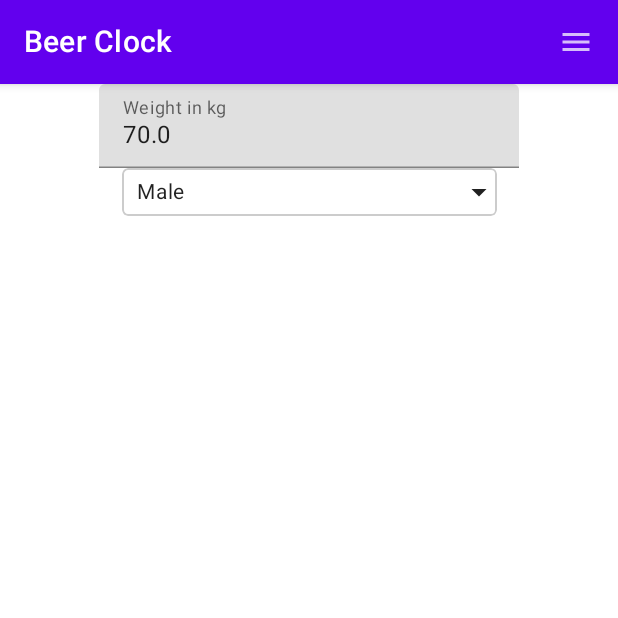
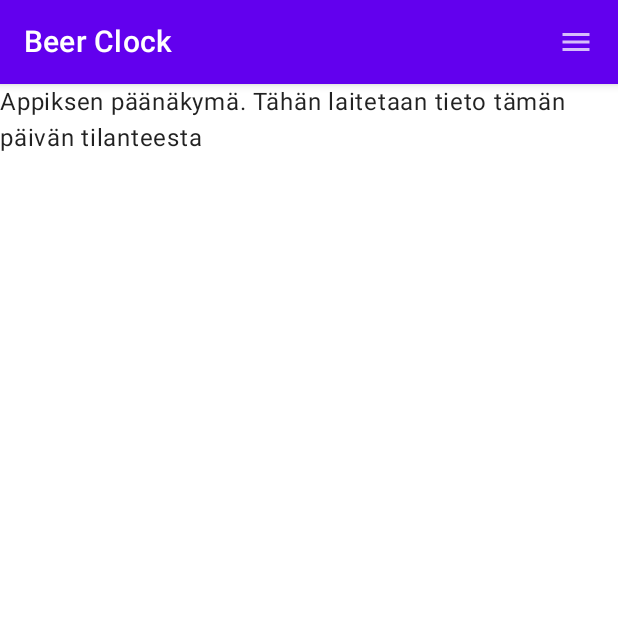
Before and after one commit to thaapasa/beerclock-multiplatform, an Android app built with Jetpack Compose: the screen it shows after launch (MainActivity), on a phone screen of 412 x 824 dp, the top half of it. Run offline under Robolectric (Android 15) with nearby library versions, the phone set to English and light mode, and no system bars; our stand-ins replace Voyager.

Commit message:
Restructure code

```diff
--- a/shared/src/commonMain/kotlin/App.kt
+++ b/shared/src/commonMain/kotlin/App.kt
@@ -1,11 +1,8 @@
 package fi.tuska.beerclock.common
 
-import androidx.compose.material.Text
 import androidx.compose.runtime.Composable
-import cafe.adriel.voyager.core.screen.Screen
 import cafe.adriel.voyager.navigator.Navigator
-import fi.tuska.beerclock.common.ui.MainLayout
-import fi.tuska.beerclock.common.ui.MainScreen
+import fi.tuska.beerclock.common.screens.HomeScreen
 
 @Composable
 fun App() {
@@ -14,36 +11,4 @@ fun App() {
     )
 }
 
-object HomeScreen : Screen {
-
-    @Composable
-    override fun Content() {
-        MainLayout(content = { MainScreen() })
-    }
-}
-
-object SettingsScreen : Screen {
-
-    @Composable
-    override fun Content() {
-        MainLayout(content = { Text(text = "Settings") })
-    }
-}
-
-object DrinksScreen : Screen {
-
-    @Composable
-    override fun Content() {
-        MainLayout(content = { Text(text = "Drinks") })
-    }
-}
-
-object StatisticsScreen : Screen {
-
-    @Composable
-    override fun Content() {
-        MainLayout(content = { Text(text = "Statistics") })
-    }
-}
-
 expect fun getPlatformName(): String
--- /dev/null
+++ b/shared/src/commonMain/kotlin/localization/EnStrings.kt
@@ -0,0 +1,27 @@
+package fi.tuska.beerclock.common.localization
+
+object EnStrings : Strings {
+    override val appName = "Beer Clock"
+    override val menu = Menu
+
+    object Menu : Strings.MenuStrings {
+        override val main = "Menu"
+        override val settings = "Settings"
+        override val drinks = "Drinks"
+        override val statistics = "Statistics"
+    }
+
+    override val settings = Settings
+
+    object Settings : Strings.SettingsStrings {
+        override val weightLabel = "Weight in kg"
+        override val genderLabel = "Gender"
+    }
+
+    override val gender = Gender
+
+    object Gender : Strings.GenderStrings {
+        override val male = "Male"
+        override val female = "Female"
+    }
+}
--- /dev/null
+++ b/shared/src/commonMain/kotlin/localization/Strings.kt
@@ -0,0 +1,41 @@
+package fi.tuska.beerclock.common.localization
+
+import androidx.compose.ui.text.intl.Locale
+import fi.tuska.beerclock.common.settings.Gender
+
+val strings: Strings = when (Locale.current.language) {
+    "fi" -> FiStrings
+    "en" -> EnStrings
+    else -> EnStrings
+}
+
+interface Strings {
+    val appName: String
+    val menu: MenuStrings
+    val settings: SettingsStrings
+
+    fun forGender(g: Gender): String =
+        when (g) {
+            Gender.MALE -> gender.male
+            Gender.FEMALE -> gender.female
+        }
+
+    val gender: GenderStrings
+
+    interface MenuStrings {
+        val main: String
+        val settings: String
+        val drinks: String
+        val statistics: String
+    }
+
+    interface SettingsStrings {
+        val weightLabel: String
+        val genderLabel: String
+    }
+
+    interface GenderStrings {
+        val male: String
+        val female: String
+    }
+}
--- /dev/null
+++ b/shared/src/commonMain/kotlin/screens/HomeScreen.kt
@@ -0,0 +1,16 @@
+package fi.tuska.beerclock.common.screens
+
+import androidx.compose.material.Text
+import androidx.compose.runtime.Composable
+import cafe.adriel.voyager.core.screen.Screen
+import fi.tuska.beerclock.common.ui.MainLayout
+
+object HomeScreen : Screen {
+
+    @Composable
+    override fun Content() {
+        MainLayout(content = {
+            Text("Appiksen päänäkymä. Tähän laitetaan tieto tämän päivän tilanteesta")
+        })
+    }
+}
--- a/shared/src/commonMain/kotlin/ui/MainScreen.kt
+++ b/shared/src/commonMain/kotlin/screens/SettingsScreen.kt
@@ -1,4 +1,4 @@
-package fi.tuska.beerclock.common.ui
+package fi.tuska.beerclock.common.screens
 
 import androidx.compose.foundation.layout.Column
 import androidx.compose.foundation.layout.fillMaxWidth
@@ -12,11 +12,23 @@ import androidx.compose.runtime.remember
 import androidx.compose.runtime.setValue
 import androidx.compose.ui.Alignment
 import androidx.compose.ui.Modifier
+import cafe.adriel.voyager.core.screen.Screen
+import fi.tuska.beerclock.common.localization.strings
 import fi.tuska.beerclock.common.settings.UserStore
+import fi.tuska.beerclock.common.ui.GenderSelector
+import fi.tuska.beerclock.common.ui.MainLayout
 import fi.tuska.beerclock.common.util.safeToDouble
 
+object SettingsScreen : Screen {
+
+    @Composable
+    override fun Content() {
+        MainLayout(content = { SettingsPage() })
+    }
+}
+
 @Composable
-fun MainScreen() {
+fun SettingsPage() {
 
     val userPrefs = remember { UserStore() }
 
--- a/shared/src/commonMain/kotlin/settings/Gender.kt
+++ b/shared/src/commonMain/kotlin/settings/Gender.kt
@@ -7,9 +7,8 @@ enum class Gender {
         fun safeValueOf(s: String): Gender? = try {
             Gender.valueOf(s)
         } catch (e: IllegalArgumentException) {
-            // Thrown if s doesn't match
+            // Thrown if s doesn't match any gender
             null
         }
-
     }
 }
--- a/shared/src/commonMain/kotlin/ui/GenderSelector.kt
+++ b/shared/src/commonMain/kotlin/ui/GenderSelector.kt
@@ -24,6 +24,7 @@ import androidx.compose.ui.draw.clip
 import androidx.compose.ui.graphics.Color
 import androidx.compose.ui.unit.dp
 import androidx.compose.ui.unit.sp
+import fi.tuska.beerclock.common.localization.strings
 import fi.tuska.beerclock.common.settings.Gender
 
 @Composable
--- a/shared/src/commonMain/kotlin/ui/Localization.kt
+++ /dev/null
@@ -1,93 +0,0 @@
-package fi.tuska.beerclock.common.ui
-
-import androidx.compose.ui.text.intl.Locale
-import fi.tuska.beerclock.common.settings.Gender
-
-val strings = when (Locale.current.language) {
-    "fi" -> FiStrings
-    "en" -> EnStrings
-    else -> EnStrings
-}
-
-interface Strings {
-    val appName: String
-    val menu: MenuStrings
-    val settings: SettingsStrings
-
-    fun forGender(g: Gender): String =
-        when (g) {
-            Gender.MALE -> gender.MALE
-            Gender.FEMALE -> gender.FEMALE
-        }
-
-    val gender: GenderStrings
-
-    interface MenuStrings {
-        val main: String
-        val settings: String
-        val drinks: String
-        val statistics: String
-    }
-
-    interface SettingsStrings {
-        val weightLabel: String
-        val genderLabel: String
-    }
-
-    interface GenderStrings {
-        val MALE: String
-        val FEMALE: String
-    }
-}
-
-object EnStrings : Strings {
-    override val appName = "Beer Clock"
-    override val menu = Menu
-
-    object Menu : Strings.MenuStrings {
-        override val main = "Menu"
-        override val settings = "Settings"
-        override val drinks = "Drinks"
-        override val statistics = "Statistics"
-    }
-
-    override val settings = Settings
-
-    object Settings : Strings.SettingsStrings {
-        override val weightLabel = "Weight in kg"
-        override val genderLabel = "Gender"
-    }
-
-    override val gender = Gender
-
-    object Gender : Strings.GenderStrings {
-        override val MALE = "Male"
-        override val FEMALE = "Female"
-    }
-}
-
-object FiStrings : Strings {
-    override val appName = "Kaljakello"
-    override val menu = Menu
-
-    object Menu : Strings.MenuStrings {
-        override val main = "Valikko"
-        override val settings = "Asetukset"
-        override val drinks = "Juomat"
-        override val statistics = "Tilastot"
-    }
-
-    override val settings = Settings
-
-    object Settings : Strings.SettingsStrings {
-        override val weightLabel = "Paino kiloina"
-        override val genderLabel = "Sukupuoli"
-    }
-
-    override val gender = Gender
-
-    object Gender : Strings.GenderStrings {
-        override val MALE = "Mies"
-        override val FEMALE = "Nainen"
-    }
-}
--- a/shared/src/commonMain/kotlin/ui/MainLayout.kt
+++ b/shared/src/commonMain/kotlin/ui/MainLayout.kt
@@ -1,20 +1,16 @@
 package fi.tuska.beerclock.common.ui
 
 import androidx.compose.foundation.layout.PaddingValues
-import androidx.compose.material.DrawerState
-import androidx.compose.material.Icon
-import androidx.compose.material.IconButton
 import androidx.compose.material.MaterialTheme
 import androidx.compose.material.Scaffold
 import androidx.compose.material.Text
 import androidx.compose.material.TopAppBar
-import androidx.compose.material.icons.Icons
-import androidx.compose.material.icons.filled.Menu
 import androidx.compose.material.rememberScaffoldState
 import androidx.compose.runtime.Composable
 import androidx.compose.runtime.rememberCoroutineScope
 import cafe.adriel.voyager.navigator.LocalNavigator
 import cafe.adriel.voyager.navigator.currentOrThrow
+import fi.tuska.beerclock.common.localization.strings
 import kotlinx.coroutines.launch
 
 @Composable
@@ -38,22 +34,3 @@ fun MainLayout(content: @Composable (PaddingValues) -> Unit) {
         )
     }
 }
-
-@Composable
-fun ToggleDrawerButton(drawerState: DrawerState) {
-    val coroutineScope = rememberCoroutineScope()
-    IconButton(onClick = {
-        coroutineScope.launch {
-            if (drawerState.isOpen) {
-                drawerState.close()
-            } else {
-                drawerState.open()
-            }
-        }
-    }) {
-        Icon(
-            imageVector = Icons.Default.Menu,
-            contentDescription = strings.menu.main,
-        )
-    }
-}
--- /dev/null
+++ b/shared/src/commonMain/kotlin/ui/ToggleDrawerButton.kt
@@ -0,0 +1,31 @@
+package fi.tuska.beerclock.common.ui
+
+import androidx.compose.material.DrawerState
+import androidx.compose.material.Icon
+import androidx.compose.material.IconButton
+import androidx.compose.material.icons.Icons
+import androidx.compose.material.icons.filled.Menu
+import androidx.compose.runtime.Composable
+import androidx.compose.runtime.rememberCoroutineScope
+import androidx.compose.ui.graphics.vector.ImageVector
+import fi.tuska.beerclock.common.localization.strings
+import kotlinx.coroutines.launch
+
+@Composable
+fun ToggleDrawerButton(drawerState: DrawerState, icon: ImageVector = Icons.Default.Menu) {
+    val coroutineScope = rememberCoroutineScope()
+    IconButton(onClick = {
+        coroutineScope.launch {
+            if (drawerState.isOpen) {
+                drawerState.close()
+            } else {
+                drawerState.open()
+            }
+        }
+    }) {
+        Icon(
+            imageVector = icon,
+            contentDescription = strings.menu.main,
+        )
+    }
+}
```
Also changed, not shown: shared/src/commonMain/kotlin/localization/FiStrings.kt (added, +27 -0 lines), shared/src/commonMain/kotlin/screens/DrinksScreen.kt (added, +14 -0 lines), shared/src/commonMain/kotlin/screens/StatisticsScreen.kt (added, +14 -0 lines), shared/src/commonMain/kotlin/ui/MainMenu.kt (renamed from shared/src/commonMain/kotlin/ui/DrawerContent.kt, +4 -3 lines), 1 other file.
